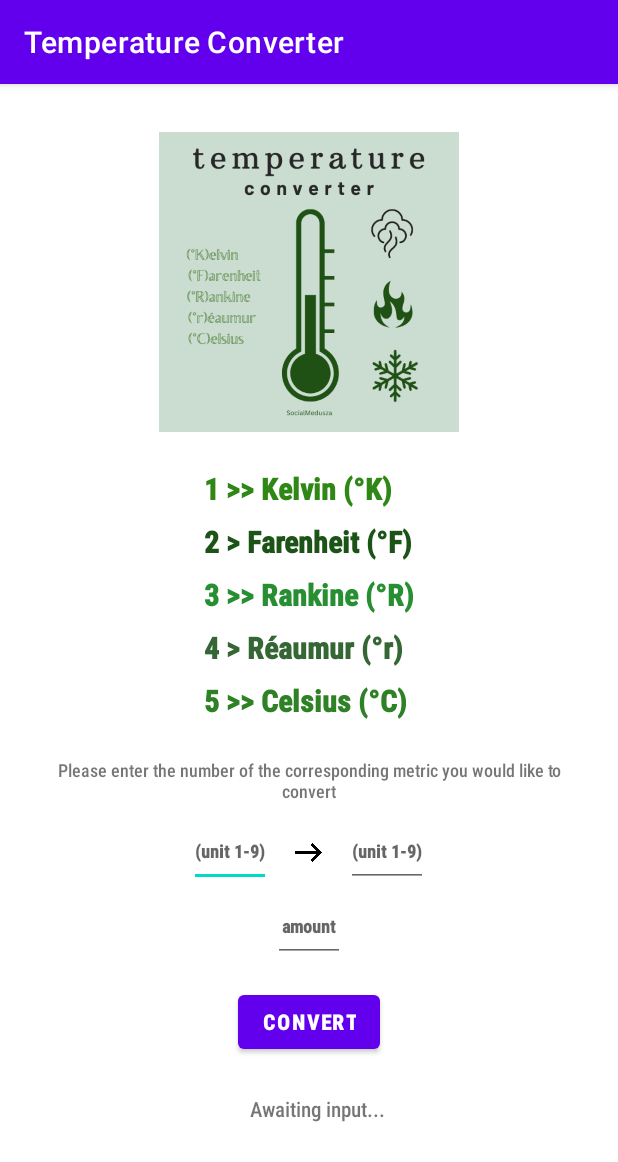
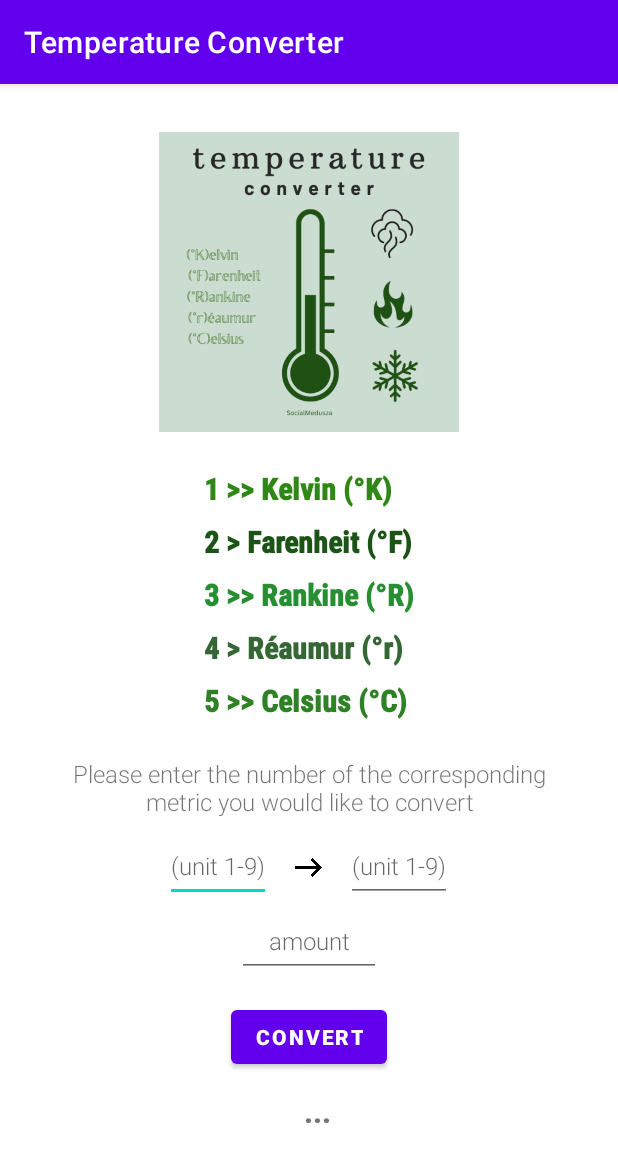
Before and after one commit to Ela01/Conversion_Calculator, an Android app: the TemperatureActivity screen opened directly, with no data from a screen before it, on a phone screen of 412 x 824 dp. Shown: the top 1162 px of the screen. Run offline under Robolectric (Android 15) with nearby library versions, the phone set to English and light mode, and no system bars.

Commit message:
Minimal updates on layouts from activity_weight.xml and activity_temperature.xml, TemperatureActivity.java code is up and running.

```diff
--- a/app/src/main/java/com/example/myapplication/WeightActivity.java
+++ b/app/src/main/java/com/example/myapplication/WeightActivity.java
@@ -196,7 +196,7 @@ public class WeightActivity extends AppCompatActivity {
                 }
             }
         }
-        return 1.2345;
+        return 0.00;
     }
 
     private double calculateResult() {
--- a/app/src/main/res/layout/activity_temperature.xml
+++ b/app/src/main/res/layout/activity_temperature.xml
@@ -15,20 +15,19 @@
         android:layout_width="wrap_content"
         android:layout_height="wrap_content"
         android:layout_marginTop="24dp"
-        android:orientation="vertical"
-        >
+        android:orientation="vertical">
 
         <TextView
 
             android:id="@+id/text_view_kelvin"
             android:layout_width="wrap_content"
             android:layout_height="wrap_content"
+            android:layout_marginBottom="8dp"
             android:fontFamily="sans-serif-condensed-medium"
             android:text="1 >> Kelvin (°K)"
-            android:textSize="20dp"
-            android:layout_marginBottom="8dp"
             android:textColor="#2F8816"
-            android:textFontWeight="@android:integer/status_bar_notification_info_maxnum" />
+            android:textFontWeight="@android:integer/status_bar_notification_info_maxnum"
+            android:textSize="20dp" />
 
 
         <TextView
@@ -36,45 +35,45 @@
             android:id="@+id/text_view_farenheit"
             android:layout_width="wrap_content"
             android:layout_height="wrap_content"
+            android:layout_marginBottom="8dp"
             android:fontFamily="sans-serif-condensed-medium"
             android:text="2 > Farenheit (°F)"
-            android:layout_marginBottom="8dp"
-
-            android:textSize="20dp"
 
             android:textColor="#1C5316"
 
-            android:textFontWeight="@android:integer/status_bar_notification_info_maxnum" />
+            android:textFontWeight="@android:integer/status_bar_notification_info_maxnum"
+
+            android:textSize="20dp" />
 
         <TextView
 
             android:id="@+id/text_view_Rankine"
             android:layout_width="wrap_content"
             android:layout_height="wrap_content"
+            android:layout_marginBottom="8dp"
             android:fontFamily="sans-serif-condensed-medium"
             android:text="3 >> Rankine (°R)"
-            android:layout_marginBottom="8dp"
-
-            android:textSize="20dp"
 
             android:textColor="#278F32"
-            android:textFontWeight="@android:integer/status_bar_notification_info_maxnum" />
+
+            android:textFontWeight="@android:integer/status_bar_notification_info_maxnum"
+            android:textSize="20dp" />
 
 
         <TextView
 
-            android:id="@+id/text_view_réaumur"
+            android:id="@+id/text_view_reaumur"
             android:layout_width="wrap_content"
             android:layout_height="wrap_content"
+            android:layout_marginBottom="8dp"
             android:fontFamily="sans-serif-condensed-medium"
             android:text="4 > Réaumur (°r)"
-            android:layout_marginBottom="8dp"
-
-            android:textSize="20dp"
 
             android:textColor="#356735"
 
-            android:textFontWeight="@android:integer/status_bar_notification_info_maxnum" />
+            android:textFontWeight="@android:integer/status_bar_notification_info_maxnum"
+
+            android:textSize="20dp" />
 
         <TextView
 
@@ -83,22 +82,22 @@
             android:layout_height="wrap_content"
             android:fontFamily="sans-serif-condensed-medium"
             android:text="5 >> Celsius (°C)"
-            android:textSize="20dp"
+            android:textColor="#2E8125"
 
-            android:textColor="#2E8125"
-            android:textFontWeight="@android:integer/status_bar_notification_info_maxnum" />
+            android:textFontWeight="@android:integer/status_bar_notification_info_maxnum"
+            android:textSize="20dp" />
 
 
     </LinearLayout>
 
     <TextView
-        android:layout_width="wrap_content"
+        android:layout_width="match_parent"
         android:layout_height="wrap_content"
         android:layout_marginTop="24dp"
-        android:fontFamily="sans-serif-condensed-medium"
+        android:fontFamily="sans-serif-light"
         android:text="Please enter the number of the corresponding metric you would like to convert"
         android:textAlignment="center"
-        android:textSize="12sp" />
+        android:textSize="16sp" />
 
 
     <LinearLayout
@@ -110,14 +109,15 @@
 
 
         <EditText
-            android:id="@+id/edit_text_input_convert_from"
+            android:id="@+id/edit_text_input_convert_from_temp"
             android:layout_width="wrap_content"
             android:layout_height="48dp"
-            android:fontFamily="sans-serif-condensed-medium"
+            android:fontFamily="sans-serif-light"
             android:hint="(unit 1-9)"
             android:inputType="number"
-            android:textFontWeight="@android:integer/status_bar_notification_info_maxnum"
-            android:textSize="12sp" />
+            android:textAlignment="center"
+
+            android:textSize="16sp" />
 
 
         <ImageView
@@ -129,52 +129,54 @@
             android:padding="16dp"
             android:src="@drawable/arrow"
             android:textAlignment="center"
-            android:textFontWeight="@android:integer/status_bar_notification_info_maxnum"
+
             android:textSize="16sp" />
 
 
         <EditText
-            android:id="@+id/edit_text_input_convert_to"
+            android:id="@+id/edit_text_input_convert_to_temp"
             android:layout_width="wrap_content"
             android:layout_height="48dp"
 
-            android:fontFamily="sans-serif-condensed-medium"
+            android:fontFamily="sans-serif-light"
             android:hint="(unit 1-9)"
             android:inputType="number"
             android:textAlignment="center"
-            android:textFontWeight="@android:integer/status_bar_notification_info_maxnum"
-            android:textSize="12sp" />
+
+            android:textSize="16sp" />
     </LinearLayout>
 
     <EditText
-        android:id="@+id/edit_text_input_convert_amount"
-        android:layout_width="48dp"
+        android:id="@+id/edit_text_input_convert_amount_temp"
+        android:layout_width="96dp"
         android:layout_height="48dp"
-        android:fontFamily="sans-serif-condensed-medium"
+        android:fontFamily="sans-serif-light"
         android:hint="amount"
         android:inputType="numberDecimal"
         android:textAlignment="center"
-        android:textFontWeight="@android:integer/status_bar_notification_info_maxnum"
-        android:textSize="12sp" />
+
+        android:textSize="16sp" />
 
     <Button
-        android:id="@+id/button_convert_weight"
+        android:id="@+id/button_convert_temp"
         android:layout_width="wrap_content"
         android:layout_height="wrap_content"
         android:layout_marginTop="16dp"
-        android:fontFamily="sans-serif-condensed-medium"
+        android:fontFamily="sans-serif-light"
         android:shadowColor="@color/black"
         android:text="Convert"
         android:textFontWeight="@android:integer/status_bar_notification_info_maxnum" />
 
     <TextView
-        android:id="@+id/text_view_result_weight"
-        android:layout_width="wrap_content"
+        android:id="@+id/text_view_result_temp"
+        android:layout_width="match_parent"
         android:layout_height="wrap_content"
         android:layout_marginLeft="6dp"
-        android:layout_marginTop="24dp"
-        android:fontFamily="sans-serif-condensed-medium"
-        android:text="Awaiting input..."
-        android:textAlignment="center" />
+        android:layout_marginTop="12dp"
+        android:fontFamily="sans-serif-light"
+        android:text="..."
+        android:textAlignment="center"
+        android:textFontWeight="@android:integer/status_bar_notification_info_maxnum"
+        android:textSize="20sp" />
 
 </LinearLayout>
```
Also changed, not shown: app/src/main/java/com/example/myapplication/TemperatureActivity.java (+122 -0 lines), app/src/main/res/layout/activity_weight.xml (+49 -43 lines).
